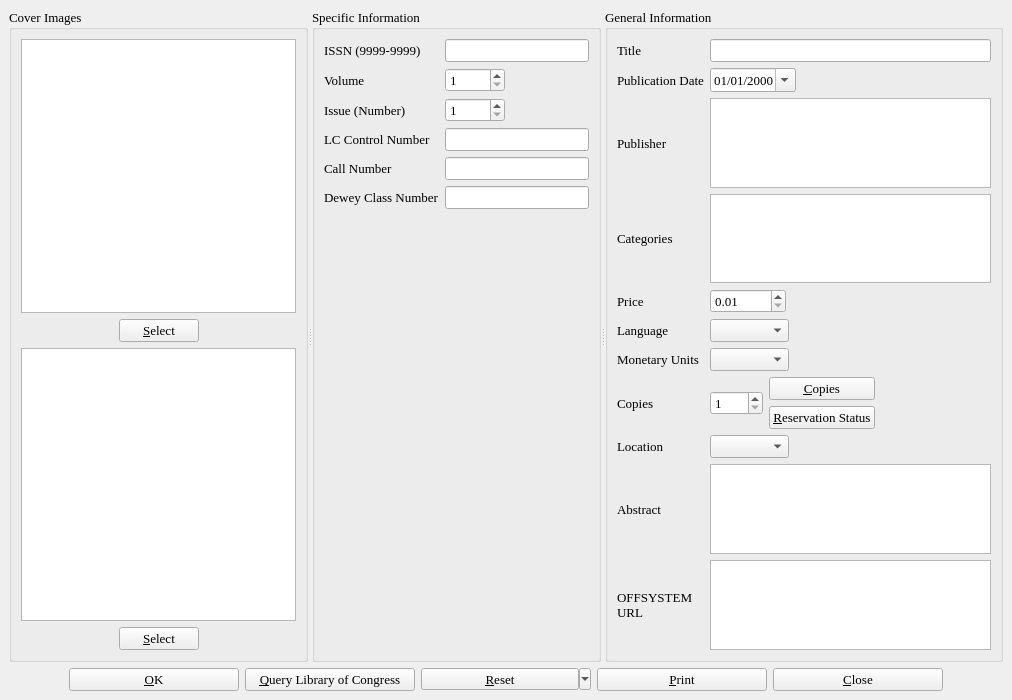
Old version of the form maginfo.ui in the repository textbrowser/biblioteq.
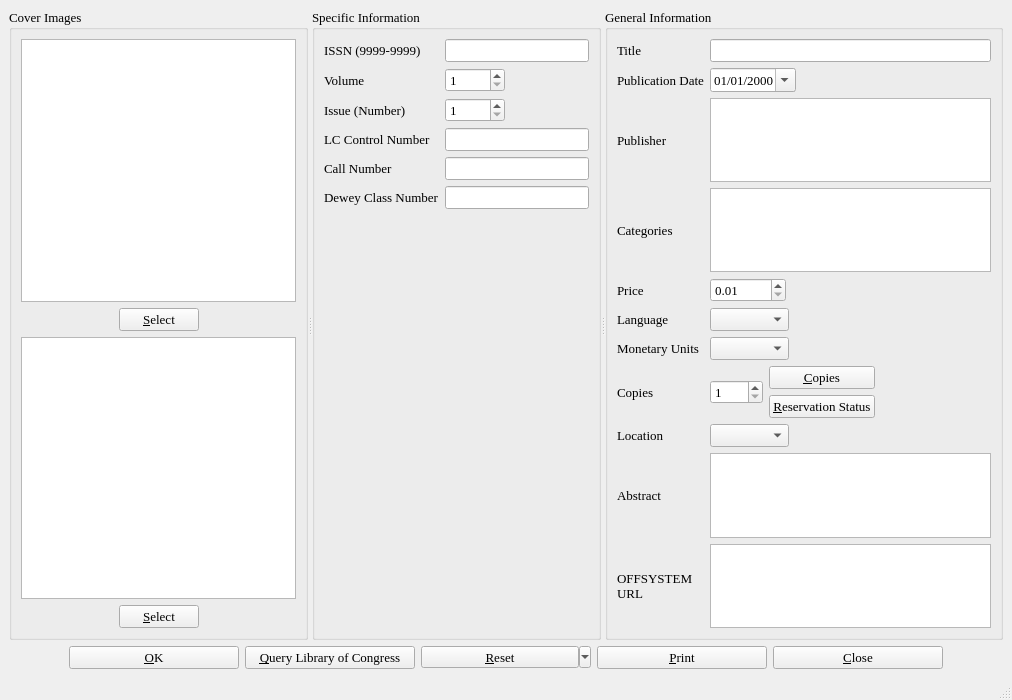
New version of the form. Icons and pictures are not drawn. Custom widgets are drawn as their Qt base class.

Commit message: Discovered some issues with the threaded query. Preparing for 6.08. Adding status messages to the various item windows. Using more deleteLater() calls, whereever appropriate.

What changed in the file:
```diff
--- a/maginfo.ui
+++ b/maginfo.ui
@@ -1044,6 +1044,7 @@
     </item>
    </layout>
   </widget>
+  <widget class="QStatusBar" name="statusBar" />
  </widget>
  <customwidgets>
   <customwidget>
```
Left out of the diff: 50 changed lines with no effect on the pictures. The commit also changes 7 other files.
